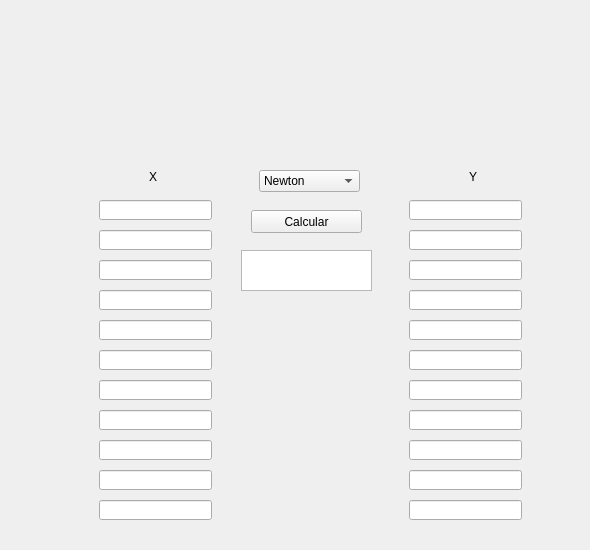
waltherHumberto/calcnum, file calc.ui: the form before one commit.
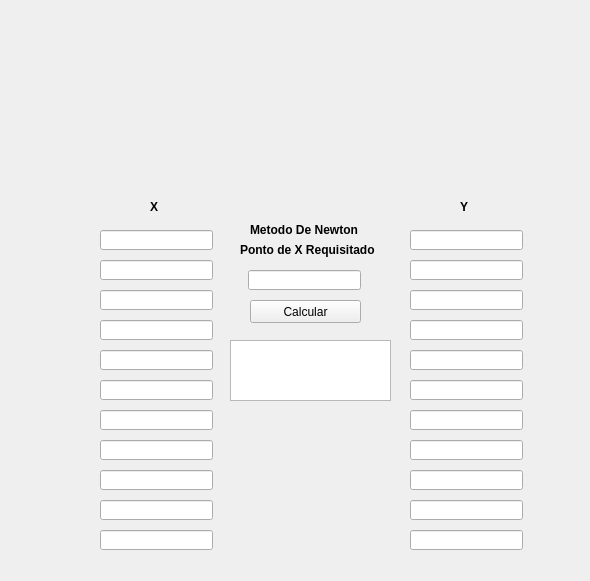
The form after the commit. Icons and pictures are not drawn.

Diff of the .ui file:
```diff
--- a/calc.ui
+++ b/calc.ui
@@ -7,7 +7,7 @@
     <x>0</x>
     <y>0</y>
     <width>590</width>
-    <height>550</height>
+    <height>581</height>
    </rect>
   </property>
   <property name="windowTitle">
@@ -17,17 +17,17 @@
    <widget class="QWidget" name="widget" native="true">
     <property name="geometry">
      <rect>
-      <x>9</x>
+      <x>10</x>
       <y>10</y>
-      <width>571</width>
-      <height>531</height>
+      <width>551</width>
+      <height>551</height>
      </rect>
     </property>
     <widget class="QPushButton" name="calbut">
      <property name="geometry">
       <rect>
-       <x>242</x>
-       <y>200</y>
+       <x>240</x>
+       <y>290</y>
        <width>111</width>
        <height>23</height>
       </rect>
@@ -40,32 +40,6 @@
      <property name="geometry">
       <rect>
        <x>90</x>
-       <y>190</y>
-       <width>113</width>
-       <height>20</height>
-      </rect>
-     </property>
-     <property name="alignment">
-      <set>Qt::AlignCenter</set>
-     </property>
-    </widget>
-    <widget class="QLineEdit" name="lineEdit_2">
-     <property name="geometry">
-      <rect>
-       <x>90</x>
-       <y>250</y>
-       <width>113</width>
-       <height>20</height>
-      </rect>
-     </property>
-     <property name="alignment">
-      <set>Qt::AlignCenter</set>
-     </property>
-    </widget>
-    <widget class="QLineEdit" name="lineEdit_3">
-     <property name="geometry">
-      <rect>
-       <x>90</x>
        <y>220</y>
        <width>113</width>
        <height>20</height>
@@ -78,228 +52,7 @@
     <widget class="QLineEdit" name="lineEdit_4">
      <property name="geometry">
       <rect>
-       <x>90</x>
-       <y>280</y>
-       <width>113</width>
-       <height>20</height>
-      </rect>
-     </property>
-     <property name="alignment">
-      <set>Qt::AlignCenter</set>
-     </property>
-    </widget>
-    <widget class="QLineEdit" name="lineEdit_5">
-     <property name="geometry">
-      <rect>
-       <x>90</x>
-       <y>370</y>
-       <width>113</width>
-       <height>20</height>
-      </rect>
-     </property>
-     <property name="alignment">
-      <set>Qt::AlignCenter</set>
-     </property>
-    </widget>
-    <widget class="QLineEdit" name="lineEdit_6">
-     <property name="geometry">
-      <rect>
-       <x>90</x>
-       <y>310</y>
-       <width>113</width>
-       <height>20</height>
-      </rect>
-     </property>
-     <property name="alignment">
-      <set>Qt::AlignCenter</set>
-     </property>
-    </widget>
-    <widget class="QLineEdit" name="lineEdit_7">
-     <property name="geometry">
-      <rect>
-       <x>90</x>
-       <y>400</y>
-       <width>113</width>
-       <height>20</height>
-      </rect>
-     </property>
-     <property name="alignment">
-      <set>Qt::AlignCenter</set>
-     </property>
-    </widget>
-    <widget class="QLineEdit" name="lineEdit_8">
-     <property name="geometry">
-      <rect>
-       <x>90</x>
-       <y>340</y>
-       <width>113</width>
-       <height>20</height>
-      </rect>
-     </property>
-     <property name="alignment">
-      <set>Qt::AlignCenter</set>
-     </property>
-    </widget>
-    <widget class="QLineEdit" name="lineEdit_9">
-     <property name="geometry">
-      <rect>
-       <x>90</x>
-       <y>490</y>
-       <width>113</width>
-       <height>20</height>
-      </rect>
-     </property>
-     <property name="alignment">
-      <set>Qt::AlignCenter</set>
-     </property>
-    </widget>
-    <widget class="QLineEdit" name="lineEdit_10">
-     <property name="geometry">
-      <rect>
-       <x>90</x>
-       <y>430</y>
-       <width>113</width>
-       <height>20</height>
-      </rect>
-     </property>
-     <property name="alignment">
-      <set>Qt::AlignCenter</set>
-     </property>
-    </widget>
-    <widget class="QLineEdit" name="lineEdit_12">
-     <property name="geometry">
-      <rect>
-       <x>90</x>
-       <y>460</y>
-       <width>113</width>
-       <height>20</height>
-      </rect>
-     </property>
-     <property name="alignment">
-      <set>Qt::AlignCenter</set>
-     </property>
-    </widget>
-    <widget class="QLineEdit" name="lineEdit_11">
-     <property name="geometry">
-      <rect>
        <x>400</x>
-       <y>430</y>
-       <width>113</width>
-       <height>20</height>
-      </rect>
-     </property>
-     <property name="alignment">
-      <set>Qt::AlignCenter</set>
-     </property>
-    </widget>
-    <widget class="QLineEdit" name="lineEdit_13">
-     <property name="geometry">
-      <rect>
-       <x>400</x>
-       <y>490</y>
-       <width>113</width>
-       <height>20</height>
-      </rect>
-     </property>
-     <property name="alignment">
-      <set>Qt::AlignCenter</set>
-     </property>
-    </widget>
-    <widget class="QLineEdit" name="lineEdit_14">
-     <property name="geometry">
-      <rect>
-       <x>400</x>
-       <y>460</y>
-       <width>113</width>
-       <height>20</height>
-      </rect>
-     </property>
-     <property name="alignment">
-      <set>Qt::AlignCenter</set>
-     </property>
-    </widget>
-    <widget class="QLineEdit" name="lineEdit_15">
-     <property name="geometry">
-      <rect>
-       <x>400</x>
-       <y>250</y>
-       <width>113</width>
-       <height>20</height>
-      </rect>
-     </property>
-     <property name="alignment">
-      <set>Qt::AlignCenter</set>
-     </property>
-    </widget>
-    <widget class="QLineEdit" name="lineEdit_16">
-     <property name="geometry">
-      <rect>
-       <x>400</x>
-       <y>190</y>
-       <width>113</width>
-       <height>20</height>
-      </rect>
-     </property>
-     <property name="alignment">
-      <set>Qt::AlignCenter</set>
-     </property>
-    </widget>
-    <widget class="QLineEdit" name="lineEdit_17">
-     <property name="geometry">
-      <rect>
-       <x>400</x>
-       <y>310</y>
-       <width>113</width>
-       <height>20</height>
-      </rect>
-     </property>
-     <property name="alignment">
-      <set>Qt::AlignCenter</set>
-     </property>
-    </widget>
-    <widget class="QLineEdit" name="lineEdit_18">
-     <property name="geometry">
-      <rect>
-       <x>400</x>
-       <y>280</y>
-       <width>113</width>
-       <height>20</height>
-      </rect>
-     </property>
-     <property name="alignment">
-      <set>Qt::AlignCenter</set>
-     </property>
-    </widget>
-    <widget class="QLineEdit" name="lineEdit_19">
-     <property name="geometry">
-      <rect>
-       <x>400</x>
-       <y>340</y>
-       <width>113</width>
-       <height>20</height>
-      </rect>
-     </property>
-     <property name="alignment">
-      <set>Qt::AlignCenter</set>
-     </property>
-    </widget>
-    <widget class="QLineEdit" name="lineEdit_20">
-     <property name="geometry">
-      <rect>
-       <x>400</x>
-       <y>400</y>
-       <width>113</width>
-       <height>20</height>
-      </rect>
-     </property>
-     <property name="alignment">
-      <set>Qt::AlignCenter</set>
-     </property>
-    </widget>
-    <widget class="QLineEdit" name="lineEdit_21">
-     <property name="geometry">
-      <rect>
-       <x>400</x>
        <y>220</y>
        <width>113</width>
        <height>20</height>
@@ -309,28 +62,22 @@
       <set>Qt::AlignCenter</set>
      </property>
     </widget>
-    <widget class="QLineEdit" name="lineEdit_22">
-     <property name="geometry">
-      <rect>
-       <x>400</x>
-       <y>370</y>
-       <width>113</width>
-       <height>20</height>
-      </rect>
-     </property>
-     <property name="alignment">
-      <set>Qt::AlignCenter</set>
-     </property>
-    </widget>
     <widget class="QLabel" name="label">
      <property name="geometry">
       <rect>
        <x>140</x>
-       <y>160</y>
+       <y>190</y>
        <width>47</width>
        <height>13</height>
       </rect>
      </property>
+     <property name="font">
+      <font>
+       <pointsize>9</pointsize>
+       <weight>75</weight>
+       <bold>true</bold>
+      </font>
+     </property>
      <property name="text">
       <string>X</string>
      </property>
@@ -338,12 +85,19 @@
     <widget class="QLabel" name="label_2">
      <property name="geometry">
       <rect>
-       <x>460</x>
-       <y>160</y>
+       <x>450</x>
+       <y>190</y>
        <width>47</width>
        <height>13</height>
       </rect>
      </property>
+     <property name="font">
+      <font>
+       <pointsize>9</pointsize>
+       <weight>75</weight>
+       <bold>true</bold>
+      </font>
+     </property>
      <property name="text">
       <string>Y</string>
      </property>
@@ -351,37 +105,341 @@
     <widget class="QTextBrowser" name="resposta_edit">
      <property name="geometry">
       <rect>
-       <x>232</x>
-       <y>240</y>
-       <width>131</width>
-       <height>41</height>
+       <x>220</x>
+       <y>330</y>
+       <width>161</width>
+       <height>61</height>
       </rect>
      </property>
     </widget>
-    <widget class="QComboBox" name="comboBox">
+    <widget class="QLineEdit" name="edit_x_2">
      <property name="geometry">
       <rect>
-       <x>250</x>
-       <y>160</y>
-       <width>101</width>
-       <height>22</height>
+       <x>90</x>
+       <y>250</y>
+       <width>113</width>
+       <height>20</height>
       </rect>
      </property>
-     <item>
-      <property name="text">
-       <string>Newton</string>
-      </property>
-     </item>
-     <item>
-      <property name="text">
-       <string>Lagrange</string>
-      </property>
-     </item>
-     <item>
-      <property name="text">
-       <string>Gregory-Newton</string>
-      </property>
-     </item>
+     <property name="alignment">
+      <set>Qt::AlignCenter</set>
+     </property>
+    </widget>
+    <widget class="QLineEdit" name="edit_x_3">
+     <property name="geometry">
+      <rect>
+       <x>90</x>
+       <y>280</y>
+       <width>113</width>
+       <height>20</height>
+      </rect>
+     </property>
+     <property name="alignment">
+      <set>Qt::AlignCenter</set>
+     </property>
+    </widget>
+    <widget class="QLineEdit" name="edit_x_4">
+     <property name="geometry">
+      <rect>
+       <x>90</x>
+       <y>310</y>
+       <width>113</width>
+       <height>20</height>
+      </rect>
+     </property>
+     <property name="alignment">
+      <set>Qt::AlignCenter</set>
+     </property>
+    </widget>
+    <widget class="QLineEdit" name="edit_x_5">
+     <property name="geometry">
+      <rect>
+       <x>90</x>
+       <y>340</y>
+       <width>113</width>
+       <height>20</height>
+      </rect>
+     </property>
+     <property name="alignment">
+      <set>Qt::AlignCenter</set>
+     </property>
+    </widget>
+    <widget class="QLineEdit" name="edit_x_6">
+     <property name="geometry">
+      <rect>
+       <x>90</x>
+       <y>370</y>
+       <width>113</width>
+       <height>20</height>
+      </rect>
+     </property>
+     <property name="alignment">
+      <set>Qt::AlignCenter</set>
+     </property>
+    </widget>
+    <widget class="QLineEdit" name="edit_x_7">
+     <property name="geometry">
+      <rect>
+       <x>90</x>
+       <y>400</y>
+       <width>113</width>
+       <height>20</height>
+      </rect>
+     </property>
+     <property name="alignment">
+      <set>Qt::AlignCenter</set>
+     </property>
+    </widget>
+    <widget class="QLineEdit" name="edit_x_8">
+     <property name="geometry">
+      <rect>
+       <x>90</x>
+       <y>430</y>
+       <width>113</width>
+       <height>20</height>
+      </rect>
+     </property>
+     <property name="alignment">
+      <set>Qt::AlignCenter</set>
+     </property>
+    </widget>
+    <widget class="QLineEdit" name="edit_x_9">
+     <property name="geometry">
+      <rect>
+       <x>90</x>
+       <y>460</y>
+       <width>113</width>
+       <height>20</height>
+      </rect>
+     </property>
+     <property name="alignment">
+      <set>Qt::AlignCenter</set>
+     </property>
+    </widget>
+    <widget class="QLineEdit" name="edit_x_10">
+     <property name="geometry">
+      <rect>
+       <x>90</x>
+       <y>490</y>
+       <width>113</width>
+       <height>20</height>
+      </rect>
+     </property>
+     <property name="alignment">
+      <set>Qt::AlignCenter</set>
+     </property>
+    </widget>
+    <widget class="QLineEdit" name="edit_x_11">
+     <property name="geometry">
+      <rect>
+       <x>90</x>
+       <y>520</y>
+       <width>113</width>
+       <height>20</height>
+      </rect>
+     </property>
+     <property name="alignment">
+      <set>Qt::AlignCenter</set>
+     </property>
+    </widget>
+    <widget class="QLineEdit" name="edit_y_2">
+     <property name="geometry">
+      <rect>
+       <x>400</x>
+       <y>250</y>
+       <width>113</width>
+       <height>20</height>
+      </rect>
+     </property>
+     <property name="alignment">
+      <set>Qt::AlignCenter</set>
+     </property>
+    </widget>
+    <widget class="QLineEdit" name="edit_y_3">
+     <property name="geometry">
+      <rect>
+       <x>400</x>
+       <y>280</y>
+       <width>113</width>
+       <height>20</height>
+      </rect>
+     </property>
+     <property name="alignment">
+      <set>Qt::AlignCenter</set>
+     </property>
+    </widget>
+    <widget class="QLineEdit" name="edit_y_4">
+     <property name="geometry">
+      <rect>
+       <x>400</x>
+       <y>310</y>
+       <width>113</width>
+       <height>20</height>
+      </rect>
+     </property>
+     <property name="alignment">
+      <set>Qt::AlignCenter</set>
+     </property>
+    </widget>
+    <widget class="QLineEdit" name="edit_y_5">
+     <property name="geometry">
+      <rect>
+       <x>400</x>
+       <y>340</y>
+       <width>113</width>
+       <height>20</height>
+      </rect>
+     </property>
+     <property name="alignment">
+      <set>Qt::AlignCenter</set>
+     </property>
+    </widget>
+    <widget class="QLineEdit" name="edit_y_6">
+     <property name="geometry">
+      <rect>
+       <x>400</x>
+       <y>370</y>
+       <width>113</width>
+       <height>20</height>
+      </rect>
+     </property>
+     <property name="alignment">
+      <set>Qt::AlignCenter</set>
+     </property>
+    </widget>
+    <widget class="QLineEdit" name="edit_y_7">
+     <property name="geometry">
+      <rect>
+       <x>400</x>
+       <y>400</y>
+       <width>113</width>
+       <height>20</height>
+      </rect>
+     </property>
+     <property name="alignment">
+      <set>Qt::AlignCenter</set>
+     </property>
+    </widget>
+    <widget class="QLineEdit" name="edit_y_8">
+     <property name="geometry">
+      <rect>
+       <x>400</x>
+       <y>430</y>
+       <width>113</width>
+       <height>20</height>
+      </rect>
+     </property>
+     <property name="alignment">
+      <set>Qt::AlignCenter</set>
+     </property>
+    </widget>
+    <widget class="QLineEdit" name="edit_y_9">
+     <property name="geometry">
+      <rect>
+       <x>400</x>
+       <y>460</y>
+       <width>113</width>
+       <height>20</height>
+      </rect>
+     </property>
+     <property name="alignment">
+      <set>Qt::AlignCenter</set>
+     </property>
+    </widget>
+    <widget class="QLineEdit" name="edit_y_10">
+     <property name="geometry">
+      <rect>
+       <x>400</x>
+       <y>490</y>
+       <width>113</width>
+       <height>20</height>
+      </rect>
+     </property>
+     <property name="alignment">
+      <set>Qt::AlignCenter</set>
+     </property>
+    </widget>
+    <widget class="QLineEdit" name="edit_y_11">
+     <property name="geometry">
+      <rect>
+       <x>400</x>
+       <y>520</y>
+       <width>113</width>
+       <height>20</height>
+      </rect>
+     </property>
+     <property name="alignment">
+      <set>Qt::AlignCenter</set>
+     </property>
+    </widget>
+    <widget class="QLabel" name="label_3">
+     <property name="geometry">
+      <rect>
+       <x>240</x>
+       <y>210</y>
+       <width>121</width>
+       <height>20</height>
+      </rect>
+     </property>
+     <property name="font">
+      <font>
+       <pointsize>9</pointsize>
+       <weight>75</weight>
+       <bold>true</bold>
+      </font>
+     </property>
+     <property name="text">
+      <string>Metodo De Newton</string>
+     </property>
+    </widget>
+    <widget class="QLineEdit" name="x_estipulado">
+     <property name="geometry">
+      <rect>
+       <x>238</x>
+       <y>260</y>
+       <width>113</width>
+       <height>20</height>
+      </rect>
+     </property>
+     <property name="alignment">
+      <set>Qt::AlignCenter</set>
+     </property>
+    </widget>
+    <widget class="QLabel" name="label_4">
+     <property name="geometry">
+      <rect>
+       <x>230</x>
+       <y>230</y>
+       <width>151</width>
+       <height>20</height>
+      </rect>
+     </property>
+     <property name="font">
+      <font>
+       <pointsize>9</pointsize>
+       <weight>75</weight>
+       <bold>true</bold>
+      </font>
+     </property>
+     <property name="text">
+      <string>Ponto de X Requisitado</string>
+     </property>
+    </widget>
+    <widget class="QLabel" name="label_5">
+     <property name="geometry">
+      <rect>
+       <x>190</x>
+       <y>20</y>
+       <width>231</width>
+       <height>181</height>
+      </rect>
+     </property>
+     <property name="text">
+      <string/>
+     </property>
+     <property name="pixmap">
+      <pixmap>images.png</pixmap>
+     </property>
     </widget>
    </widget>
   </widget>
```
Left out of the diff: 4 changed lines with no effect on the pictures.
